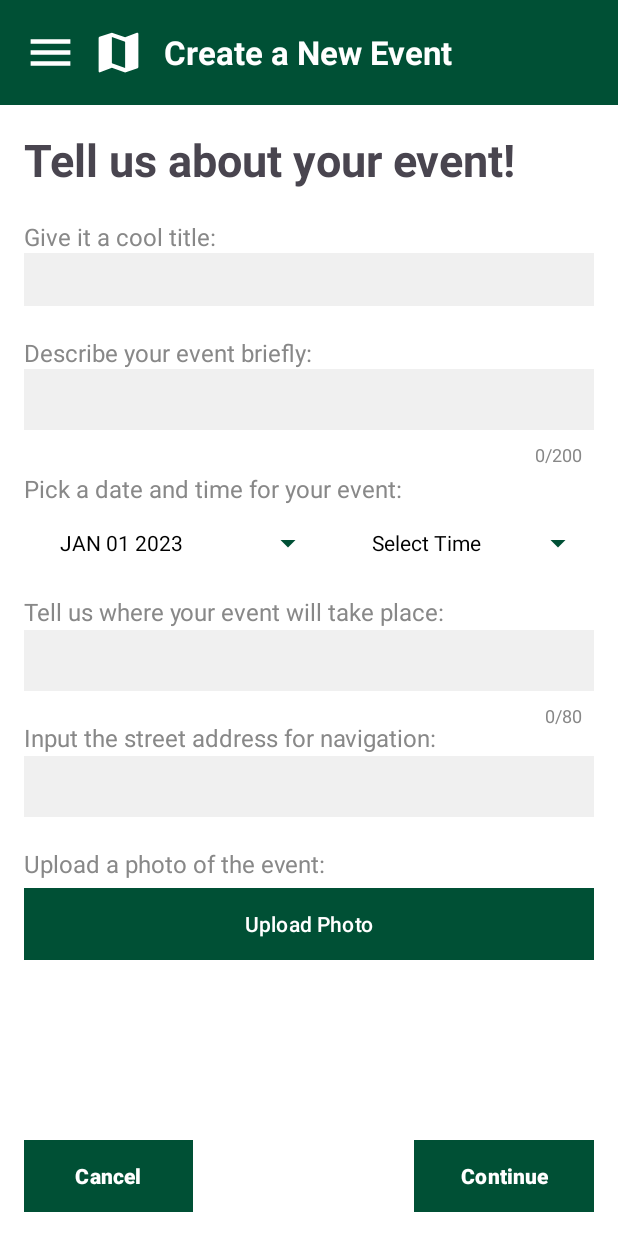
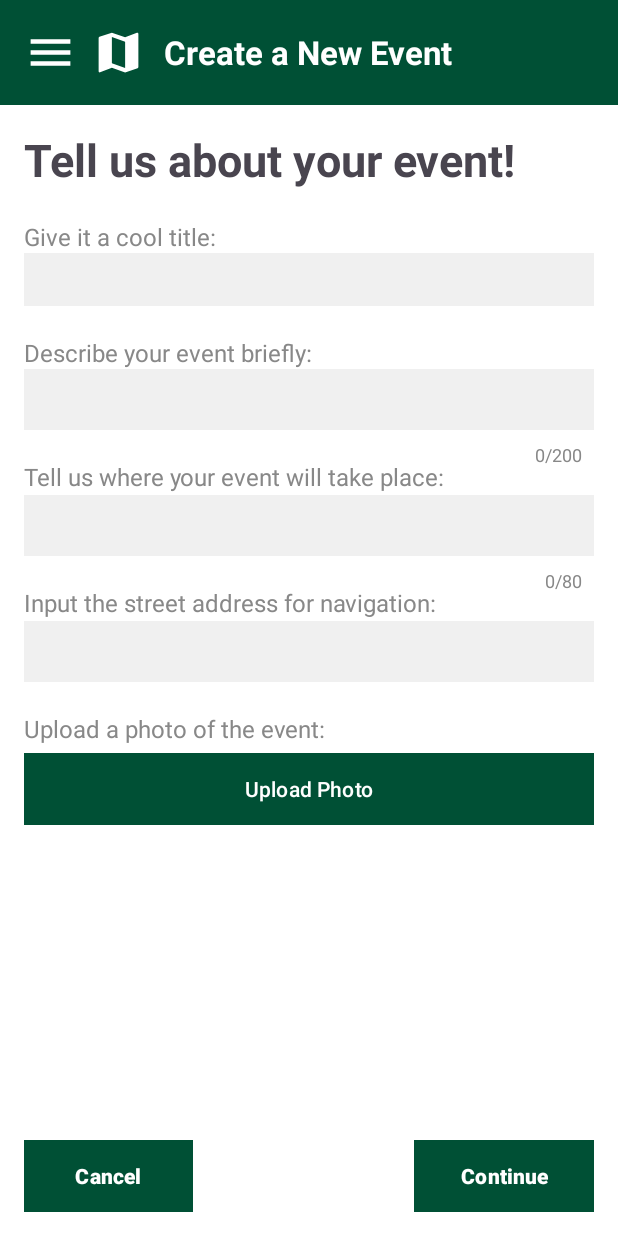
Before and after one commit to jdwoodworth7/UNCCEventFinder, an Android app: the layout activity_create_event.xml on its own in the app's theme, with its tools: preview values and no code run, on a phone screen of 412 x 824 dp. Run offline under Robolectric (Android 15) with nearby library versions, the phone set to English and light mode, and no system bars.

Commit message:
Removed Date and Time
Removed Date and time to firebase and finished create event error handling

```diff
--- a/app/src/main/java/com/example/test/CreateEventAudienceActivity.kt
+++ b/app/src/main/java/com/example/test/CreateEventAudienceActivity.kt
@@ -33,8 +33,6 @@ class CreateEventAudienceActivity : AppCompatActivity() {
             // Retrieve data from the previous activity
             val title = intent.getStringExtra("title")
             val description = intent.getStringExtra("description")
-            val date = intent.getStringExtra("date")
-            val time = intent.getStringExtra("time")
             val buildingName = intent.getStringExtra("buildingName")
             val address = intent.getStringExtra("address")
             val imageUri = intent.getStringExtra("imageUri")
@@ -53,8 +51,6 @@ class CreateEventAudienceActivity : AppCompatActivity() {
             // Pass the data to the next activity
             intent.putExtra("title", title)
             intent.putExtra("description", description)
-            intent.putExtra("date", date)
-            intent.putExtra("time", time)
             intent.putExtra("buildingName", buildingName)
             intent.putExtra("address", address)
             intent.putExtra("imageUri", imageUri)
--- a/app/src/main/java/com/example/test/CreateEventCategoriesActivity.kt
+++ b/app/src/main/java/com/example/test/CreateEventCategoriesActivity.kt
@@ -32,8 +32,6 @@ class CreateEventCategoriesActivity : AppCompatActivity() {
             // Retrieve data from the previous activity
             val title = intent.getStringExtra("title")
             val description = intent.getStringExtra("description")
-            val date = intent.getStringExtra("date")
-            val time = intent.getStringExtra("time")
             val buildingName = intent.getStringExtra("buildingName")
             val address = intent.getStringExtra("address")
             val imageUri = intent.getStringExtra("imageUri")
@@ -43,8 +41,6 @@ class CreateEventCategoriesActivity : AppCompatActivity() {
             // Pass the data to the next activity
             intent.putExtra("title", title)
             intent.putExtra("description", description)
-            intent.putExtra("date", date)
-            intent.putExtra("time", time)
             intent.putExtra("buildingName", buildingName)
             intent.putExtra("address", address)
             intent.putExtra("imageUri", imageUri)
--- a/app/src/main/java/com/example/test/CreateEventDetailsActivity.kt
+++ b/app/src/main/java/com/example/test/CreateEventDetailsActivity.kt
@@ -33,8 +33,6 @@ class CreateEventDetailsActivity : AppCompatActivity() {
         // Retrieve data from the previous activity
         val title = intent.getStringExtra("title")
         val description = intent.getStringExtra("description")
-        val date = intent.getStringExtra("date")
-        val time = intent.getStringExtra("time")
         val buildingName = intent.getStringExtra("buildingName")
         val address = intent.getStringExtra("address")
         val imageUri = intent.getStringExtra("imageUri")
@@ -54,8 +52,6 @@ class CreateEventDetailsActivity : AppCompatActivity() {
             "You have created an event!\n\n" +
                     "Title: $title\n" +
                     "Description: $description\n" +
-                    "Date: $date" + "  " +  // Separate date
-                    "Time: $time\n" +   // Separate time
                     "Building Name: $buildingName\n" +
                     "Address: $address\n" +
                     "Categories: $categoriesCheckBoxDetails\n" +
@@ -109,8 +105,6 @@ class CreateEventDetailsActivity : AppCompatActivity() {
             saveEventToFirestore(
                 title ?: "",
                 description ?: "",
-                date ?: "",
-                time ?: "",
                 sessionsList,
                 buildingName ?: "",
                 address ?: "",
@@ -172,8 +166,6 @@ class CreateEventDetailsActivity : AppCompatActivity() {
     private fun saveEventToFirestore(
         title: String,
         description: String,
-        date: String?,
-        time: String?,
         sessionsList: Array<Array<String>>,
         buildingName: String?,
         address: String?,
@@ -201,7 +193,7 @@ class CreateEventDetailsActivity : AppCompatActivity() {
                     // Get the download URL for the uploaded image
                     imageRef.downloadUrl.addOnSuccessListener { uri ->
                         // Continue with saving the event data to Firestore
-                        saveEventDataToFirestore(title, description, date, time, sessionsList, buildingName, address, categories, audience, uri.toString())
+                        saveEventDataToFirestore(title, description, sessionsList, buildingName, address, categories, audience, uri.toString())
                     }
                 }
                 .addOnFailureListener { e ->
@@ -211,15 +203,13 @@ class CreateEventDetailsActivity : AppCompatActivity() {
             Log.d("Firestore", "Image URI is null, blank, or already a Cloud Storage URI, proceeding with Firestore upload")
 
             // Continue with saving the event data to Firestore
-            saveEventDataToFirestore(title, description, date, time, sessionsList, buildingName, address, categories, audience, imageUri ?: "")
+            saveEventDataToFirestore(title, description, sessionsList, buildingName, address, categories, audience, imageUri ?: "")
         }
     }
 
     private fun saveEventDataToFirestore(
         title: String,
         description: String,
-        date: String?,
-        time: String?,
         sessionsList: Array<Array<String>>,
         buildingName: String?,
         address: String?,
@@ -235,8 +225,6 @@ class CreateEventDetailsActivity : AppCompatActivity() {
             val event = hashMapOf(
                 "title" to title,
                 "description" to description,
-                "date" to date,
-                "time" to time,
                 "eventSessionIds" to eventSessionIds,
                 "buildingName" to buildingName,
                 "address" to address,
--- a/app/src/main/java/com/example/test/CreateEventSessionsActivity.kt
+++ b/app/src/main/java/com/example/test/CreateEventSessionsActivity.kt
@@ -108,8 +108,6 @@ class CreateEventSessionsActivity : AppCompatActivity() {
                 // Retrieve data from the previous activity
                 val title = intent.getStringExtra("title")
                 val description = intent.getStringExtra("description")
-                val date = intent.getStringExtra("date")
-                val time = intent.getStringExtra("time")
                 val buildingName = intent.getStringExtra("buildingName")
                 val address = intent.getStringExtra("address")
                 val imageUri = intent.getStringExtra("imageUri")
@@ -119,8 +117,6 @@ class CreateEventSessionsActivity : AppCompatActivity() {
                 // Pass the data to the next activity
                 intent.putExtra("title", title)
                 intent.putExtra("description", description)
-                intent.putExtra("date", date)
-                intent.putExtra("time", time)
                 intent.putExtra("buildingName", buildingName)
                 intent.putExtra("address", address)
                 intent.putExtra("imageUri", imageUri)
--- a/app/src/main/res/layout/activity_create_event.xml
+++ b/app/src/main/res/layout/activity_create_event.xml
@@ -122,47 +122,6 @@
             android:layout_alignParentEnd="true"
             android:layout_marginEnd="8dp"/>
 
-        <!-- "Pick a date and time for your event" -->
-        <TextView
-            android:layout_width="wrap_content"
-            android:layout_height="wrap_content"
-            android:text="Pick a date and time for your event:"
-            android:textSize="16sp"
-            android:textColor="#888888"
-            android:layout_below="@id/descriptionEditText"
-            android:layout_marginTop="28dp"/>
-
-        <!-- Date and Time Button -->
-
-        <RelativeLayout
-            android:layout_width="match_parent"
-            android:layout_height="wrap_content"
-            android:layout_below="@id/descriptionEditText"
-            android:layout_marginTop="51dp">
-
-            <!-- Date Button -->
-            <Button
-                android:id="@+id/datePickerButton"
-                android:layout_width="200dp"
-                android:layout_height="wrap_content"
-                android:text="JAN 01 2023"
-                android:textColor="@color/black"
-                style="?android:spinnerStyle"
-                android:onClick='openDatePicker'/>
-
-            <!-- Time Button to the right of Date Button -->
-            <Button
-                android:id="@+id/timePickerButton"
-                android:layout_width="200dp"
-                android:layout_height="wrap_content"
-                android:layout_toRightOf="@id/datePickerButton"
-                android:layout_marginStart="8dp"
-                android:text="Select Time"
-                style="?android:spinnerStyle"
-                android:textColor="@color/black"
-                android:onClick='openTimePicker'/>
-        </RelativeLayout>
-
         <!-- "Tell us where your event will take place" -->
         <TextView
             android:id="@+id/buildingNameHint"
@@ -172,7 +131,7 @@
             android:textSize="16sp"
             android:textColor="#888888"
             android:layout_below="@id/descriptionEditText"
-            android:layout_marginTop="110dp"/>
+            android:layout_marginTop="20dp"/>
 
         <!-- Location Textbox -->
         <EditText
```
